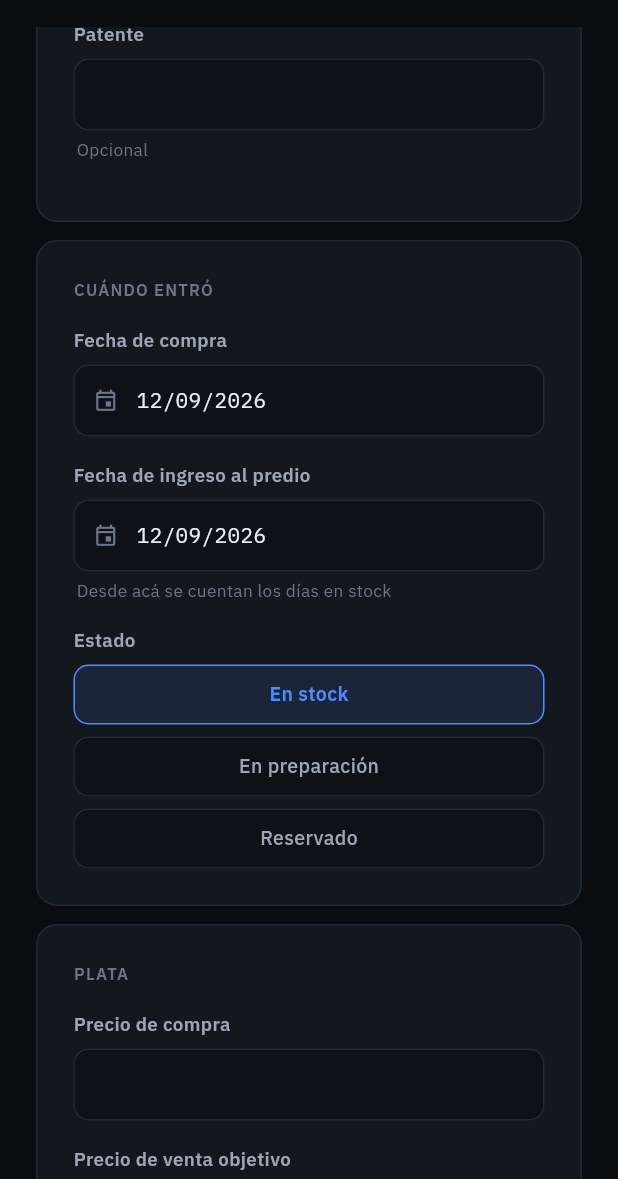
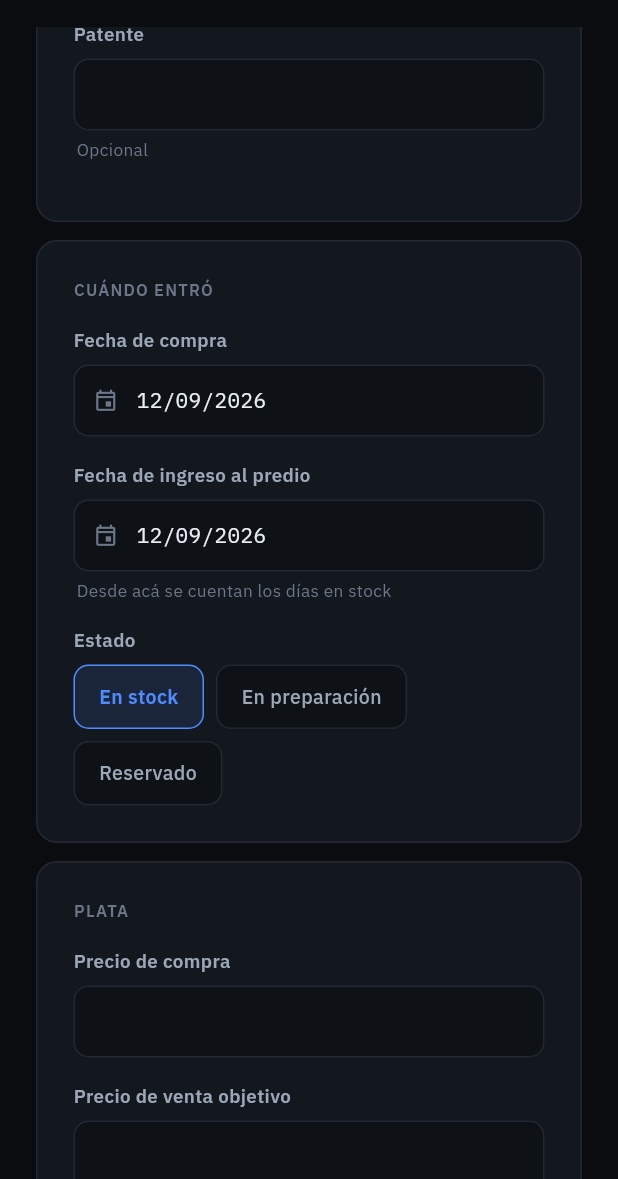
Before and after one commit to Alvaro-gonzalez05/MI_AGENCIA, a Flutter app: the FormularioVehiculo screen opened directly, scrolled down 576 dp, on a phone screen of 412 x 824 dp, the part 57-1236 px from its top. Run offline on Flutter 3.47's test engine with Material 3 defaults, Android fonts, the phone set to English and light mode, and no system bars; our stand-ins replace flutter_riverpod, go_router, supabase_flutter; accounts and stored records are empty.

Commit message:
Los chips de estado se estiraban a todo el ancho
Mismo error que en los filtros del inventario: un Center dentro del
Container lo estira hasta las constraints maximas, y los tres botones
quedaban apilados ocupando la pantalla en vez de uno al lado del otro.

Verificado en el navegador: alta completa de punta a punta, con la
validacion marcando los campos vacios y el aviso de margen pasando de
rojo (4,8%) a verde (33,3%) al corregir el precio objetivo.

Co-Authored-By: Claude Opus 5 <noreply@anthropic.com>

```diff
--- a/app/lib/funciones/vehiculos/formulario_vehiculo.dart
+++ b/app/lib/funciones/vehiculos/formulario_vehiculo.dart
@@ -556,16 +556,20 @@ class _FormularioVehiculoState extends ConsumerState<FormularioVehiculo> {
               child: InkWell(
                 onTap: () => setState(() => _v = _v.copiar(estado: e)),
                 borderRadius: BorderRadius.circular(Curva.md),
+                // Sin Center ni alignment: cualquiera de los dos estira el
+                // Container hasta las constraints maximas y los tres botones
+                // ocupan todo el ancho en vez de quedar uno al lado del otro.
                 child: Container(
-                  height: 40,
-                  padding: const EdgeInsets.symmetric(horizontal: Esp.lg),
+                  padding: const EdgeInsets.symmetric(
+                    horizontal: Esp.lg,
+                    vertical: Esp.md - 1,
+                  ),
                   decoration: BoxDecoration(
                     borderRadius: BorderRadius.circular(Curva.md),
                     border: Border.all(
                       color: _v.estado == e ? p.acento : p.borde,
                     ),
                   ),
-                  child: Center(
                   child: Text(
                     e.etiqueta,
                     style: TextStyle(
@@ -574,7 +578,6 @@ class _FormularioVehiculoState extends ConsumerState<FormularioVehiculo> {
                           ? FontWeight.w600
                           : FontWeight.w500,
                       color: _v.estado == e ? p.acento : p.tinta2,
-                      ),
                     ),
                   ),
                 ),
```
Lines whose indentation alone changed are shown as unchanged.
